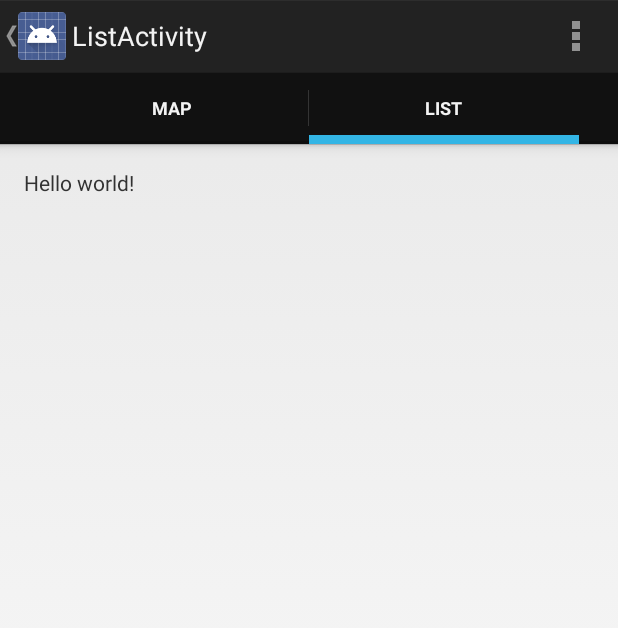
After one commit to bak1an/spawncamping-octo-shame, an Android app: the ListActivity screen opened directly, with no data from a screen before it, on a phone screen of 412 x 824 dp. The commit adds this screen. Shown: the top 628 px of the screen. Run offline under Robolectric (Android 15) with nearby library versions, the phone set to English and light mode, and no system bars; libraries missing offline, so code that uses them is left out: de.greenrobot.event; 1 statement that could not run was skipped.

Commit message:
add list activity and tabs

```diff
--- /dev/null
+++ b/app/src/main/java/so/bak1an/octoshame/ListActivity.java
@@ -0,0 +1,62 @@
+package so.bak1an.octoshame;
+
+import android.app.Activity;
+import android.os.Bundle;
+import android.util.Log;
+import android.view.Menu;
+import android.view.MenuItem;
+
+import com.google.android.gms.maps.model.LatLng;
+import com.google.android.gms.maps.model.MarkerOptions;
+
+import java.util.List;
+
+import de.greenrobot.event.EventBus;
+import generated.Point;
+import so.bak1an.octoshame.base.BaseActivity;
+import so.bak1an.octoshame.event.PointsLoaded;
+
+
+public class ListActivity extends BaseActivity {
+
+    @Override
+    protected void onCreate(Bundle savedInstanceState) {
+        tabName = "List";
+        super.onCreate(savedInstanceState);
+        setContentView(R.layout.activity_list);
+        EventBus.getDefault().register(this);
+    }
+
+    @Override
+    protected void onStop() {
+        super.onStop();
+        EventBus.getDefault().unregister(this);
+    }
+
+
+    @Override
+    public boolean onCreateOptionsMenu(Menu menu) {
+        // Inflate the menu; this adds items to the action bar if it is present.
+        getMenuInflater().inflate(R.menu.list, menu);
+        return true;
+    }
+
+    @Override
+    public boolean onOptionsItemSelected(MenuItem item) {
+        // Handle action bar item clicks here. The action bar will
+        // automatically handle clicks on the Home/Up button, so long
+        // as you specify a parent activity in AndroidManifest.xml.
+        int id = item.getItemId();
+        if (id == R.id.action_settings) {
+            return true;
+        }
+        return super.onOptionsItemSelected(item);
+    }
+
+    public void onEventMainThread(PointsLoaded event) {
+        List<Point> points = event.getPoints();
+        for (Point p : points) {
+            Log.w("MapActivity", "Adding point from REST: + " + p.getTitle());
+        }
+    }
+}
--- a/app/src/main/java/so/bak1an/octoshame/PointsMap.java
+++ b/app/src/main/java/so/bak1an/octoshame/PointsMap.java
@@ -20,15 +20,17 @@ import de.greenrobot.event.EventBus;
 import generated.DaoSession;
 import generated.Point;
 import generated.PointDao;
+import so.bak1an.octoshame.base.BaseActivity;
 import so.bak1an.octoshame.event.PointsLoaded;
 import so.bak1an.octoshame.rest.PointsApi;
 
-public class PointsMap extends FragmentActivity {
+public class PointsMap extends BaseActivity {
 
     private GoogleMap mMap; // Might be null if Google Play services APK is not available.
 
     @Override
     protected void onCreate(Bundle savedInstanceState) {
+        tabName = "Map";
         super.onCreate(savedInstanceState);
         setContentView(R.layout.activity_points_map);
         setUpMapIfNeeded();
@@ -87,7 +89,7 @@ public class PointsMap extends FragmentActivity {
     public void onLocationChanged(Location location) {
         LatLng latlng=new LatLng(location.getLatitude(), location.getLongitude());
         mMap.moveCamera(CameraUpdateFactory.newLatLng(latlng));
-        mMap.animateCamera(CameraUpdateFactory.newLatLngZoom(latlng,(float) 14.6));
+        mMap.animateCamera(CameraUpdateFactory.newLatLngZoom(latlng, 13));
     }
 
     public void onEventMainThread(PointsLoaded event) {
--- /dev/null
+++ b/app/src/main/java/so/bak1an/octoshame/base/BaseActivity.java
@@ -0,0 +1,56 @@
+package so.bak1an.octoshame.base;
+
+
+import android.app.ActionBar;
+import android.app.FragmentTransaction;
+import android.content.Intent;
+import android.os.Bundle;
+import android.support.v4.app.FragmentActivity;
+import android.util.Log;
+
+import so.bak1an.octoshame.ListActivity;
+import so.bak1an.octoshame.PointsMap;
+
+
+public class BaseActivity extends FragmentActivity implements ActionBar.TabListener {
+
+    private String[] tabs = { "Map", "List" };
+    private ActionBar actionBar;
+    protected String tabName = null;
+
+    @Override
+    protected void onCreate(Bundle savedInstanceState) {
+        super.onCreate(savedInstanceState);
+        actionBar = getActionBar();
+        actionBar.setNavigationMode(ActionBar.NAVIGATION_MODE_TABS);
+        for (String tab : tabs) {
+            ActionBar.Tab t = actionBar.newTab().setText(tab)
+                    .setTabListener(this);
+            actionBar.addTab(t, tab.equals(this.tabName));
+        }
+    }
+
+    @Override
+    public void onTabSelected(ActionBar.Tab tab, FragmentTransaction ft) {
+        Class target;
+        switch (tab.getPosition()) {
+            case 0:
+                target = PointsMap.class;
+                break;
+            case 1:
+                target = ListActivity.class;
+                break;
+            default:
+                return;
+        }
+        if (this.getClass().equals(target)) return;
+        Intent nextActivity = new Intent(this, target);
+        startActivity(nextActivity);
+    }
+
+    @Override
+    public void onTabUnselected(ActionBar.Tab tab, FragmentTransaction ft) {}
+    @Override
+    public void onTabReselected(ActionBar.Tab tab, FragmentTransaction ft) {}
+
+}
--- /dev/null
+++ b/app/src/main/res/layout/activity_list.xml
@@ -0,0 +1,16 @@
+<RelativeLayout xmlns:android="http://schemas.android.com/apk/res/android"
+    xmlns:tools="http://schemas.android.com/tools"
+    android:layout_width="match_parent"
+    android:layout_height="match_parent"
+    android:paddingLeft="@dimen/activity_horizontal_margin"
+    android:paddingRight="@dimen/activity_horizontal_margin"
+    android:paddingTop="@dimen/activity_vertical_margin"
+    android:paddingBottom="@dimen/activity_vertical_margin"
+    tools:context="so.bak1an.octoshame.ListActivity">
+
+    <TextView
+        android:text="@string/hello_world"
+        android:layout_width="wrap_content"
+        android:layout_height="wrap_content" />
+
+</RelativeLayout>
--- /dev/null
+++ b/app/src/main/res/menu/list.xml
@@ -0,0 +1,8 @@
+<menu xmlns:android="http://schemas.android.com/apk/res/android"
+    xmlns:tools="http://schemas.android.com/tools"
+    tools:context="so.bak1an.octoshame.ListActivity" >
+    <item android:id="@+id/action_settings"
+        android:title="@string/action_settings"
+        android:orderInCategory="100"
+        android:showAsAction="never" />
+</menu>
--- /dev/null
+++ b/app/src/main/res/values-w820dp/dimens.xml
@@ -0,0 +1,6 @@
+<resources>
+    <!-- Example customization of dimensions originally defined in res/values/dimens.xml
+         (such as screen margins) for screens with more than 820dp of available width. This
+         would include 7" and 10" devices in landscape (~960dp and ~1280dp respectively). -->
+    <dimen name="activity_horizontal_margin">64dp</dimen>
+</resources>
--- /dev/null
+++ b/app/src/main/res/values/dimens.xml
@@ -0,0 +1,5 @@
+<resources>
+    <!-- Default screen margins, per the Android Design guidelines. -->
+    <dimen name="activity_horizontal_margin">16dp</dimen>
+    <dimen name="activity_vertical_margin">16dp</dimen>
+</resources>
--- a/app/src/main/res/values/strings.xml
+++ b/app/src/main/res/values/strings.xml
@@ -3,5 +3,8 @@
 
     <string name="app_name">octoshame</string>
     <string name="title_activity_points_map">Points</string>
+    <string name="title_activity_list">ListActivity</string>
+    <string name="hello_world">Hello world!</string>
+    <string name="action_settings">Settings</string>
 
 </resources>
```
Also changed, not shown: app/src/main/AndroidManifest.xml (+9 -0 lines).
